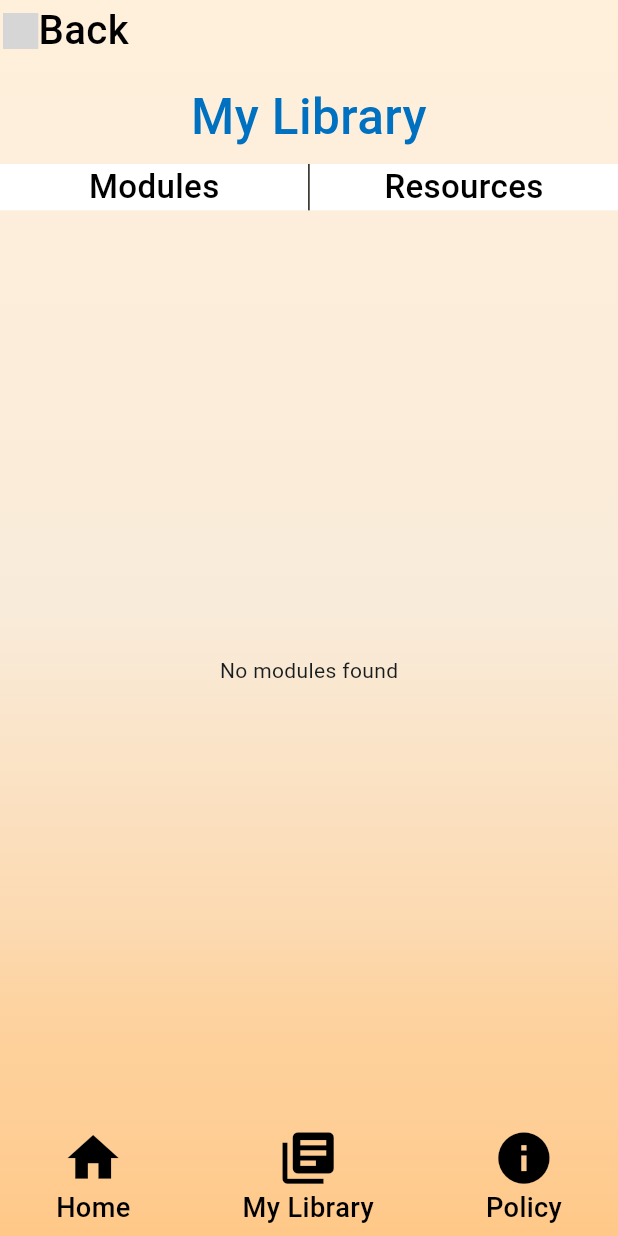
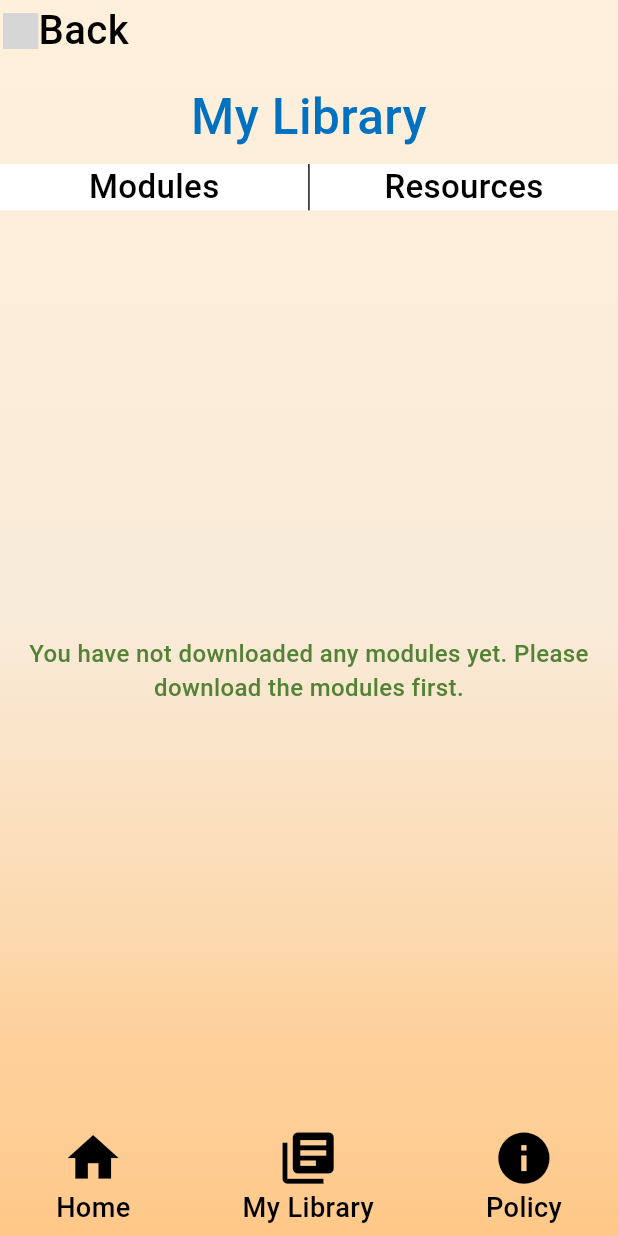
Before and after one commit to WiRED-International/wired_test, a Flutter app: the ByAlphabet screen opened directly, after a tap on "My Library", on a phone screen of 412 x 824 dp. Run offline on Flutter 3.47's test engine with Material 3 defaults, Android fonts, the phone set to English and light mode, and no system bars; our stand-ins replace auto_size_text, flutter_svg, open_filex, permission_handler; missing offline and left inert: dart:ffi, flutter_inappwebview; network calls fail; grey boxes are pictures that could not be loaded.

Commit message:
temporary changes for google

```diff
--- a/lib/pages/by_alphabet.dart
+++ b/lib/pages/by_alphabet.dart
@@ -37,10 +37,10 @@ class _ByAlphabetState extends State<ByAlphabet> {
   late List<Album> albums = [];
 
   Future<List<Album>> fetchAlbums() async {
-    // Hardcoded list of albums from A to W and X-Y-Z
+    // Hardcoded list of albums from A to W and X-Y-Z. Some letters have been removed because we don't have any modules for them at the moment.
     albums = [
       Album(name: 'A'),
-      Album(name: 'B'),
+      //Album(name: 'B'),
       Album(name: 'C'),
       Album(name: 'D'),
       Album(name: 'E'),
@@ -48,21 +48,21 @@ class _ByAlphabetState extends State<ByAlphabet> {
       Album(name: 'G'),
       Album(name: 'H'),
       Album(name: 'I'),
-      Album(name: 'J'),
-      Album(name: 'K'),
+      //Album(name: 'J'),
+      //Album(name: 'K'),
       Album(name: 'L'),
       Album(name: 'M'),
       Album(name: 'N'),
       Album(name: 'O'),
       Album(name: 'P'),
-      Album(name: 'Q'),
+      //Album(name: 'Q'),
       Album(name: 'R'),
       Album(name: 'S'),
       Album(name: 'T'),
       Album(name: 'U'),
       Album(name: 'V'),
       Album(name: 'W'),
-      Album(name: 'X-Y-Z'),
+      //Album(name: 'X-Y-Z'),
     ];
 
     // Sorting alphabetically if needed
--- a/lib/pages/by_topic.dart
+++ b/lib/pages/by_topic.dart
@@ -66,6 +66,9 @@ class _ByTopicState extends State<ByTopic> {
 
           // Remove duplicates by converting to a Set and back to a List
           categories = categories.toSet().toList();
+
+          // This is a temporary fix for the issue where some categories contain subcategories that are empty. Remove each subcategory name from the list if there is a module associated with it.
+          categories.removeWhere((category) => category.name!.contains('Diagnosis and Therapy'));
 
           debugPrint("Parsed Categories Length: ${categories.length}");
           return categories;
--- a/lib/pages/home_page.dart
+++ b/lib/pages/home_page.dart
@@ -212,7 +212,7 @@ class _MyHomePageState extends State<MyHomePage> {
                     horizontal: baseSize * (isTablet(context) ? 0.03 : 0.03),
                   ),
                   child: Text(
-                    alert.isNotEmpty ? alert : 'Hello Testers! Welcome to WiRED\'s new mobile HealthMap app. Thank you for choosing to participate in this closed test. This does mean a lot to all of us here at WiRED. We ask that you please do not click on any button or link that says "Leave the test." We need all testers to remain opted in for 14 consecutive days. After the 14 days, you may leave the test if you wish. Once again, thank you so much for your participation in this test.',
+                    alert.isNotEmpty ? alert : 'Welcome to WiRED\'s new mobile HealthMap app. Feel free to browse the modules and find topics that interest you. All of WiRED\'s modules are free, evidence-based, peer-reviewed, and written by licensed healthcare professionals. We hope you find them useful!',
                     style: TextStyle(
                       fontSize: baseSize * (isTablet(context) ? 0.035 : 0.04),
                       fontWeight: FontWeight.w500,
--- a/lib/pages/module_library.dart
+++ b/lib/pages/module_library.dart
@@ -371,7 +371,16 @@ class _ModuleLibraryState extends State<ModuleLibrary> {
                         } else if (snapshot.hasError) {
                           return const Center(child: Text('Error loading modules'));
                         } else if (!snapshot.hasData || snapshot.data!.isEmpty) {
-                          return const Center(child: Text('No modules found'));
+                          return const Center(
+                              child: Text(
+                                  'You have not downloaded any modules yet. Please download the modules first.',
+                                style: TextStyle(
+                                  fontSize: 16,
+                                  fontWeight: FontWeight.w500,
+                                  color: Color(0xFF548235),
+                                ),
+                                textAlign: TextAlign.center,
+                              ));
                         } else {
                           return ListView.builder(
                               itemCount: snapshot.data!.length + 1,
--- a/lib/pages/topic_list.dart
+++ b/lib/pages/topic_list.dart
@@ -74,6 +74,10 @@ class _TopicListState extends State<TopicList> {
 
           // Sort the topics by name
           filteredSubCategories.sort((a, b) => a.name!.compareTo(b.name!));
+
+          // This is a temporary fix for the issue where some subcategories are empty. Remove each subcategory name from the list if there is a module associated with it.
+          List<String> namesToRemove = ['Mouth and Teeth', 'Population Groups', 'Genetics/Birth Defects', 'Injuries and Wounds', 'Substance Abuse Problems', 'Disasters', 'Fitness and Exercise', 'Health System', 'Personal Health Issues', 'Safety Issues', 'Kenya', 'Mandarin'];
+          filteredSubCategories.removeWhere((subCategory) => namesToRemove.contains(subCategory.name!));
 
           debugPrint("Parsed Topics Length: ${subCategories.length}");
           return filteredSubCategories;
```
Also changed, not shown: 1 other file.
